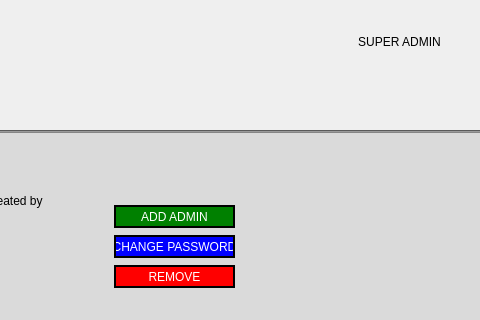
Before: the Qt Designer form ui/superAdmin.ui in HimoJCode/Automated-Attendance-Tracking, drawn with Qt 5; both pictures show x 886 to 1366 and y 0 to 320 of the 1366 by 768 pixel window.
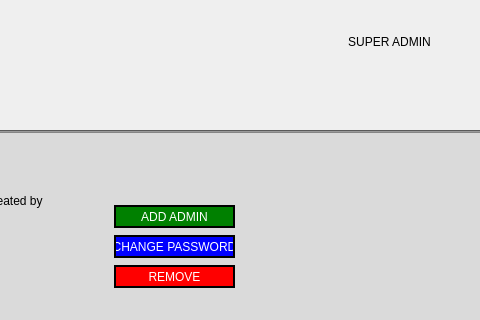
After: the same form once the commit is applied. Icons and pictures are not drawn.

The edit to the form file:
```diff
--- a/ui/superAdmin.ui
+++ b/ui/superAdmin.ui
@@ -92,9 +92,9 @@
       <widget class="QFrame" name="frame_1">
        <property name="geometry">
         <rect>
-         <x>1210</x>
+         <x>1200</x>
          <y>10</y>
-         <width>151</width>
+         <width>161</width>
          <height>51</height>
         </rect>
        </property>
```
Left out of the diff: 40 changed lines with no effect on the pictures.
